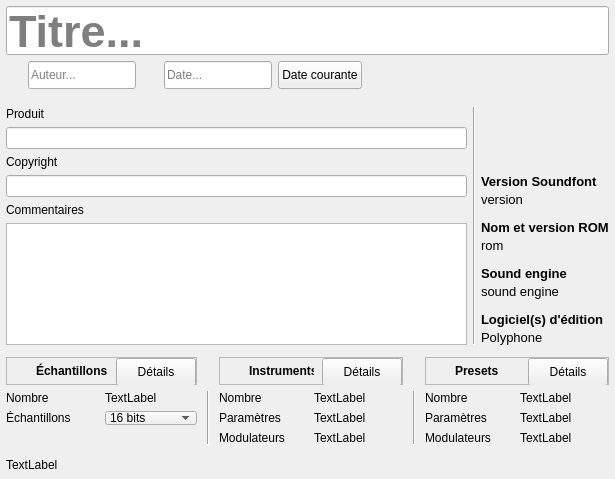
First picture: the form in sources/editor/pagesf2.ui, repository davy7125/polyphone, before the edit.
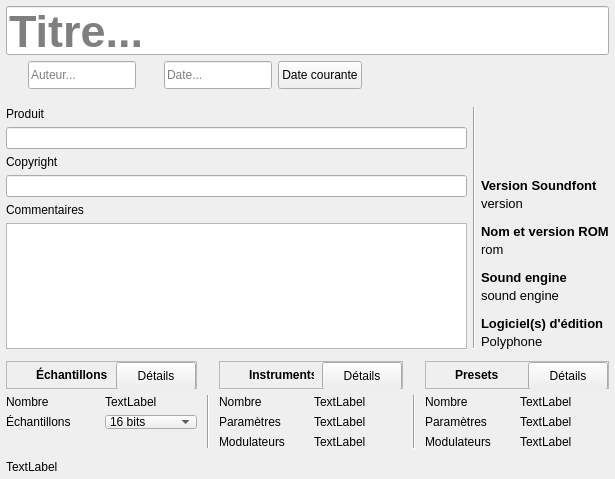
Second picture: the form after the edit. Icons and pictures are not drawn. Custom widgets are drawn as their Qt base class.

```diff
--- a/sources/editor/pagesf2.ui
+++ b/sources/editor/pagesf2.ui
@@ -1044,13 +1044,13 @@
      <property name="minimumSize">
       <size>
        <width>0</width>
-       <height>28</height>
+       <height>24</height>
       </size>
      </property>
      <property name="maximumSize">
       <size>
        <width>16777215</width>
-       <height>28</height>
+       <height>24</height>
       </size>
      </property>
      <property name="frameShape">
```
